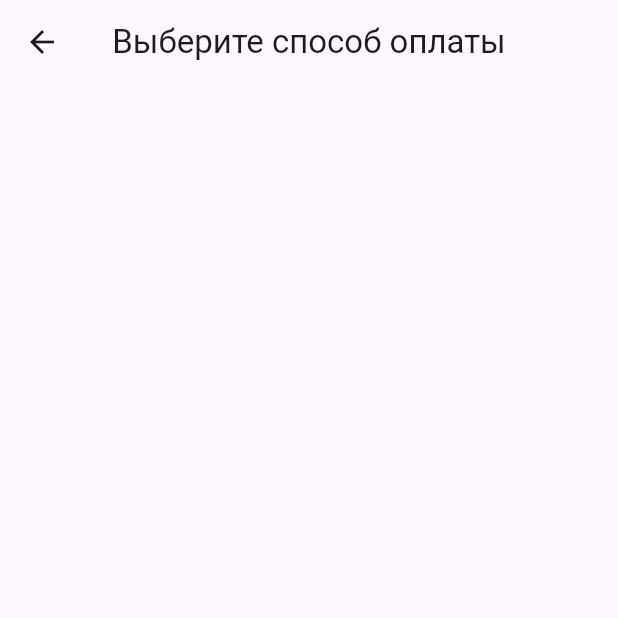
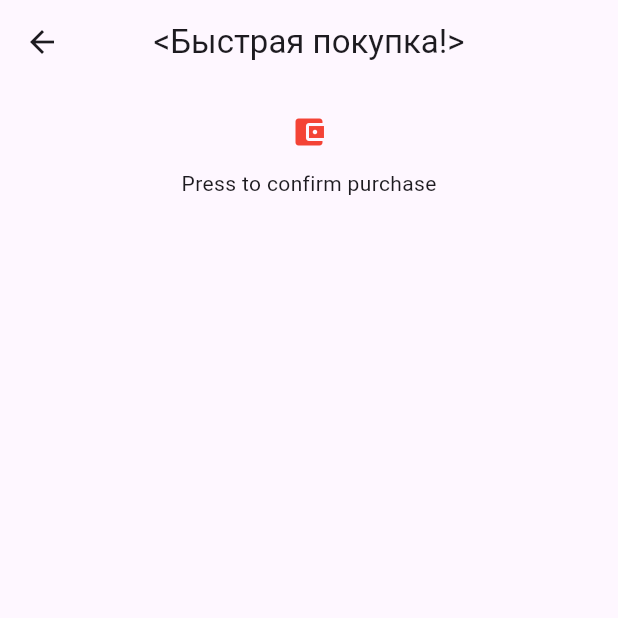
Before and after one commit to txkxdx/zootovari, a Flutter app: the HotBuy screen opened directly, on a phone screen of 412 x 824 dp, the top half of it. Run offline on Flutter 3.47's test engine with Material 3 defaults, Android fonts, the phone set to English and light mode, and no system bars; our stand-ins replace flutter_swiper_view, youtube_player_iframe; network calls fail.

Commit message:
some details for hot buy

```diff
--- a/lib/car_card.dart
+++ b/lib/car_card.dart
@@ -66,7 +66,6 @@ class _CardofcarState extends State<Cardofcar> {
                 ),
                 IconButton(onPressed: (){
                   shoppingCart.add(carsList[index_car]);
-
                 }, icon: Icon(Icons.shopping_cart)
                 ),
                 Column(
--- a/lib/hotbuy_menu.dart
+++ b/lib/hotbuy_menu.dart
@@ -1,15 +1,36 @@
 import 'package:flutter/material.dart';
 import 'package:flutter_grid_view/buy_history.dart';
 import 'package:flutter_grid_view/models/cars.dart';
+import 'package:flutter_grid_view/success_purchase_builder.dart';
 
 
 class HotBuy extends StatelessWidget {
   const HotBuy({Key? key}) : super(key: key);
   @override  Widget build(BuildContext context) {
     return Scaffold(
-      appBar: AppBar(title: Text('Выберите способ оплаты'),
+      appBar: AppBar(title: Text('<Быстрая покупка!>'),
         centerTitle: true,
 
+      ),
+      body: ListView(
+        padding: const EdgeInsets.all(8),
+        children: <Widget>[
+          Column(
+             children: [
+               IconButton(
+                    icon: const Icon(
+                     Icons.account_balance_wallet,
+                    color: Colors.red,
+                  ),
+                  onPressed: () {
+
+                    Navigator.push(context, MaterialPageRoute(builder: (context) => SuccessfulPurchase()));
+                  },
+                ),
+                Text("Press to confirm purchase"),
+                ],
+                )
+    ],
       ),
     );
   }
```
Also changed, not shown: lib/success_purchase_builder.dart (added, +17 -0 lines).
